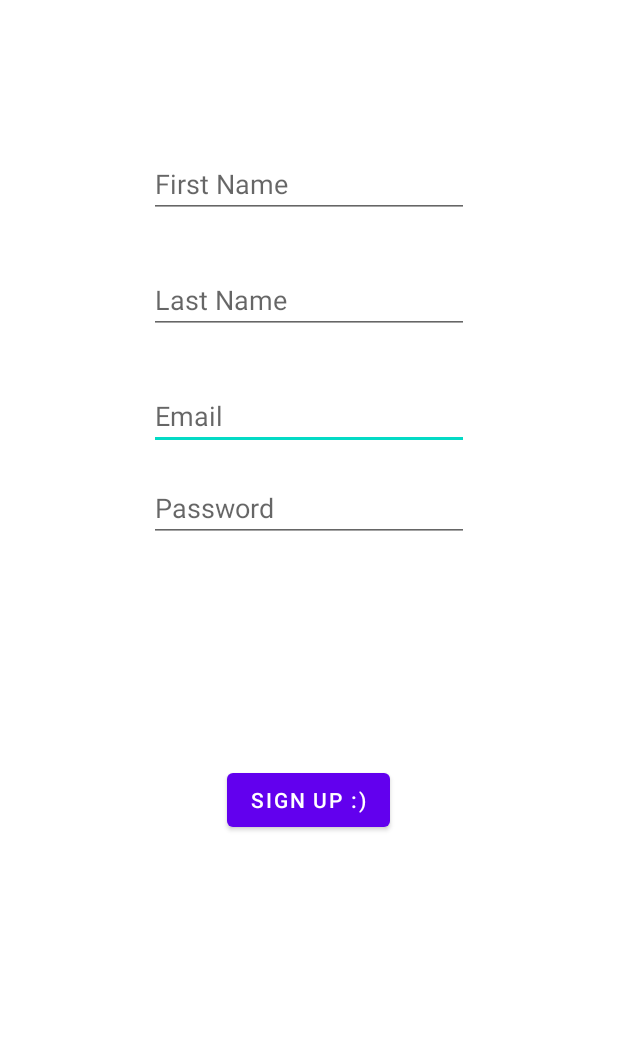
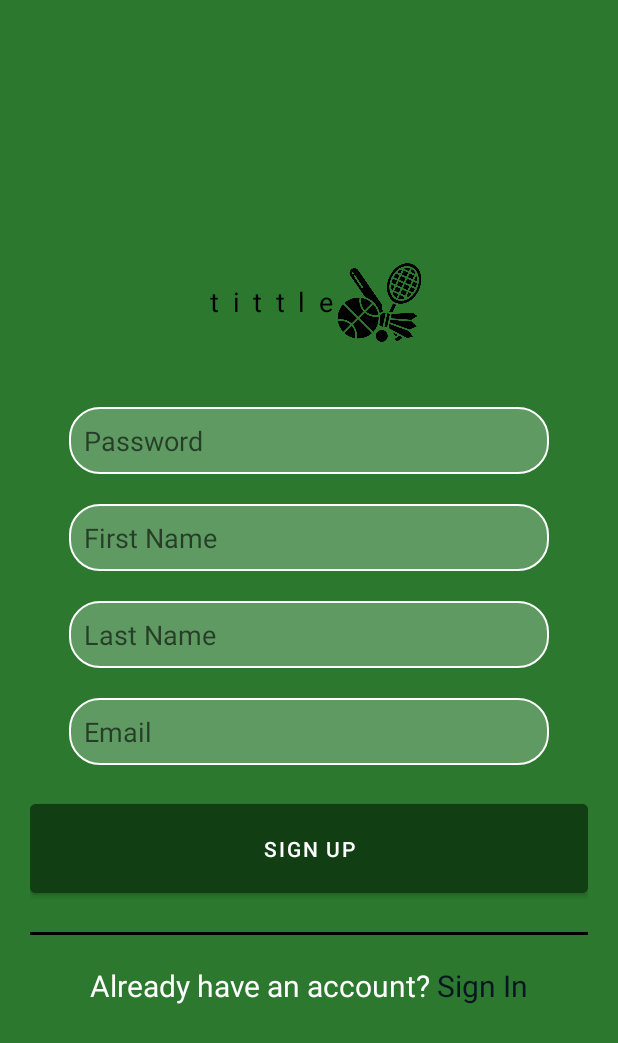
Before and after one commit to KleinKodes/SKADJ-CSCB07-Project, an Android app: the SignUpActivity screen opened directly, with no data from a screen before it, on a phone screen of 412 x 824 dp. Shown: the top 1043 px of the screen. Run offline under Robolectric (Android 15) with nearby library versions, the phone set to English and light mode, and no system bars; our stand-ins replace Firebase (no records; nobody signed in at launch, a user with empty details on screens opened directly).

Commit message:
added Login and SignUp UI
-made the UI page for Login page
-made the UI page for signup page
-button functionality should also work

```diff
--- a/app/src/main/java/com/example/b07_project/SignUpActivity.java
+++ b/app/src/main/java/com/example/b07_project/SignUpActivity.java
@@ -196,4 +196,10 @@ public class SignUpActivity extends AppCompatActivity {
         }
         return true;
     }
+
+    public void transitionToSignIn(View view){
+        Intent intent = new Intent(this, LoginActivity.class);
+        startActivity(intent);
+    }
+
 }
--- /dev/null
+++ b/app/src/main/res/drawable/loginoutlineborder.xml
@@ -0,0 +1,7 @@
+<?xml version="1.0" encoding="UTF-8"?>
+<shape xmlns:android="http://schemas.android.com/apk/res/android" android:shape="rectangle">
+    <corners android:radius="20dp"/>
+    <padding android:left="10dp" android:right="10dp" android:top="10dp" android:bottom="10dp"/>
+    <stroke android:width="1dp" android:color="#FFFFFF"/>
+    <solid android:color="#40FFFFFF" />
+</shape>
--- a/app/src/main/res/layout/activity_sign_up.xml
+++ b/app/src/main/res/layout/activity_sign_up.xml
@@ -6,89 +6,149 @@
     android:layout_height="match_parent"
     tools:context=".SignUpActivity">
 
-    <EditText
-        android:id="@+id/Email_SignUp_EditText"
+    <LinearLayout
+        android:layout_width="match_parent"
+        android:layout_height="match_parent"
+        android:background="#2B782E"
+        android:gravity="center"
+        android:orientation="vertical">
+
+        <androidx.constraintlayout.widget.ConstraintLayout
+            android:layout_width="match_parent"
+            android:layout_height="wrap_content"
+            android:layout_marginVertical="40dp">
+
+            <ImageView
+                android:id="@+id/imageView6"
+                android:layout_width="62dp"
+                android:layout_height="59dp"
+                android:layout_marginEnd="128dp"
+                android:contentDescription="@string/todo"
+                app:layout_constraintBottom_toBottomOf="@+id/appName3"
+                app:layout_constraintEnd_toEndOf="parent"
+                app:layout_constraintTop_toTopOf="@+id/appName3"
+                app:layout_constraintVertical_bias="0.485"
+                app:srcCompat="@drawable/sports" />
+
+            <TextView
+                android:id="@+id/appName3"
                 android:layout_width="wrap_content"
                 android:layout_height="wrap_content"
-        android:layout_marginTop="16dp"
-        android:layout_marginBottom="16dp"
-        android:ems="10"
-        android:hint="Email"
-        android:inputType="textEmailAddress"
-        app:layout_constraintBottom_toTopOf="@+id/Password_SignUp_EditText"
-        app:layout_constraintEnd_toEndOf="parent"
+                android:layout_marginStart="60dp"
+                android:background="#2B782E"
+                android:letterSpacing="0.5"
+                android:text="@string/tittle"
+                android:textColor="#000000"
+                android:textSize="18sp"
+                app:layout_constraintBottom_toBottomOf="parent"
+                app:layout_constraintEnd_toStartOf="@+id/imageView6"
+                app:layout_constraintHorizontal_bias="1.0"
                 app:layout_constraintStart_toStartOf="parent"
-        app:layout_constraintTop_toBottomOf="@+id/LastName_EditText" />
+                app:layout_constraintTop_toTopOf="parent" />
+        </androidx.constraintlayout.widget.ConstraintLayout>
 
         <EditText
             android:id="@+id/Password_SignUp_EditText"
             android:layout_width="wrap_content"
             android:layout_height="wrap_content"
-        android:layout_marginBottom="8dp"
-        android:ems="10"
+            android:layout_marginBottom="20dp"
+            android:background="@drawable/loginoutlineborder"
+            android:ems="15"
             android:hint="Password"
-        android:inputType="textPassword"
-        app:layout_constraintBottom_toTopOf="@+id/Sign_Up_Error_Message"
-        app:layout_constraintEnd_toEndOf="parent"
-        app:layout_constraintStart_toStartOf="parent"
-        app:layout_constraintTop_toBottomOf="@+id/Email_SignUp_EditText" />
+            android:inputType="textPassword" />
+
+        <EditText
+            android:id="@+id/Name_EditText"
+            android:layout_width="wrap_content"
+            android:layout_height="wrap_content"
+            android:layout_marginBottom="20dp"
+            android:background="@drawable/loginoutlineborder"
+            android:ems="15"
+            android:hint="First Name"
+            android:inputType="textPersonName" />
+
+        <EditText
+            android:id="@+id/LastName_EditText"
+            android:layout_width="wrap_content"
+            android:layout_height="wrap_content"
+            android:layout_marginBottom="20dp"
+            android:background="@drawable/loginoutlineborder"
+            android:ems="15"
+            android:hint="Last Name"
+            android:inputType="textPersonName" />
+
+        <EditText
+            android:id="@+id/Email_SignUp_EditText"
+            android:layout_width="wrap_content"
+            android:layout_height="wrap_content"
+            android:layout_marginBottom="20dp"
+            android:background="@drawable/loginoutlineborder"
+            android:ems="15"
+            android:hint="Email"
+            android:inputType="textEmailAddress" />
+
+        <LinearLayout
+            android:layout_width="match_parent"
+            android:layout_height="wrap_content"
+            android:layout_marginHorizontal="20dp"
+            android:gravity="center">
 
             <Button
                 android:id="@+id/SignUp_Button"
                 android:layout_width="wrap_content"
                 android:layout_height="wrap_content"
-        android:layout_marginTop="32dp"
+                android:layout_weight="1"
+                android:backgroundTint="#123E13"
                 android:onClick="signUp"
-        android:text="SIGN UP :)"
-        app:layout_constraintEnd_toEndOf="parent"
-        app:layout_constraintHorizontal_bias="0.498"
-        app:layout_constraintStart_toStartOf="parent"
-        app:layout_constraintTop_toBottomOf="@+id/Sign_Up_Error_Message" />
+                android:padding="20dp"
+                android:text="SIGN UP" />
+        </LinearLayout>
 
-    <EditText
-        android:id="@+id/Name_EditText"
+        <View
+            android:id="@+id/divider11"
+            android:layout_width="match_parent"
+            android:layout_height="2dp"
+            android:layout_margin="20dp"
+            android:background="#000000" />
+
+        <LinearLayout
+            android:layout_width="match_parent"
+            android:layout_height="wrap_content"
+            android:orientation="horizontal">
+
+            <TextView
+                android:id="@+id/textView14"
                 android:layout_width="wrap_content"
                 android:layout_height="wrap_content"
-        android:layout_marginTop="100dp"
-        android:layout_marginBottom="16dp"
-        android:ems="10"
-        android:hint="First Name"
-        android:inputType="textPersonName"
-        app:layout_constraintBottom_toTopOf="@+id/LastName_EditText"
-        app:layout_constraintEnd_toEndOf="parent"
-        app:layout_constraintStart_toStartOf="parent"
-        app:layout_constraintTop_toTopOf="parent" />
+                android:layout_weight="1"
+                android:gravity="right"
+                android:text="Already have an account? "
+                android:textColor="#FFFFFF"
+                android:textSize="20dp" />
 
-    <EditText
-        android:id="@+id/LastName_EditText"
+            <TextView
+                android:id="@+id/textView17"
                 android:layout_width="wrap_content"
                 android:layout_height="wrap_content"
-        android:layout_marginTop="16dp"
-        android:layout_marginBottom="16dp"
-        android:ems="10"
-        android:hint="Last Name"
-        android:inputType="textPersonName"
-        app:layout_constraintBottom_toTopOf="@+id/Email_SignUp_EditText"
-        app:layout_constraintEnd_toEndOf="parent"
-        app:layout_constraintStart_toStartOf="parent"
-        app:layout_constraintTop_toBottomOf="@+id/Name_EditText" />
+                android:layout_weight="1"
+                android:onClick="transitionToSignIn"
+                android:singleLine="false"
+                android:text="Sign In"
+                android:textColor="#081622"
+                android:textSize="20dp" />
+        </LinearLayout>
 
         <TextView
             android:id="@+id/Sign_Up_Error_Message"
-        android:layout_width="391dp"
-        android:layout_height="100dp"
-        android:layout_marginTop="8dp"
-        android:layout_marginBottom="32dp"
+            android:layout_width="match_parent"
+            android:layout_height="wrap_content"
             android:fontFamily="monospace"
             android:text="           "
             android:textAlignment="center"
             android:textColor="#FF0000"
-        android:textSize="16sp"
-        app:layout_constraintBottom_toTopOf="@+id/SignUp_Button"
-        app:layout_constraintEnd_toEndOf="parent"
-        app:layout_constraintHorizontal_bias="0.498"
-        app:layout_constraintStart_toStartOf="parent"
-        app:layout_constraintTop_toBottomOf="@+id/Password_SignUp_EditText" />
+            android:textSize="16sp" />
+
+    </LinearLayout>
 
 
 </androidx.constraintlayout.widget.ConstraintLayout>
```
Also changed, not shown: app/src/main/res/layout/activity_login.xml (+91 -43 lines). Lines whose indentation alone changed are shown as unchanged.
